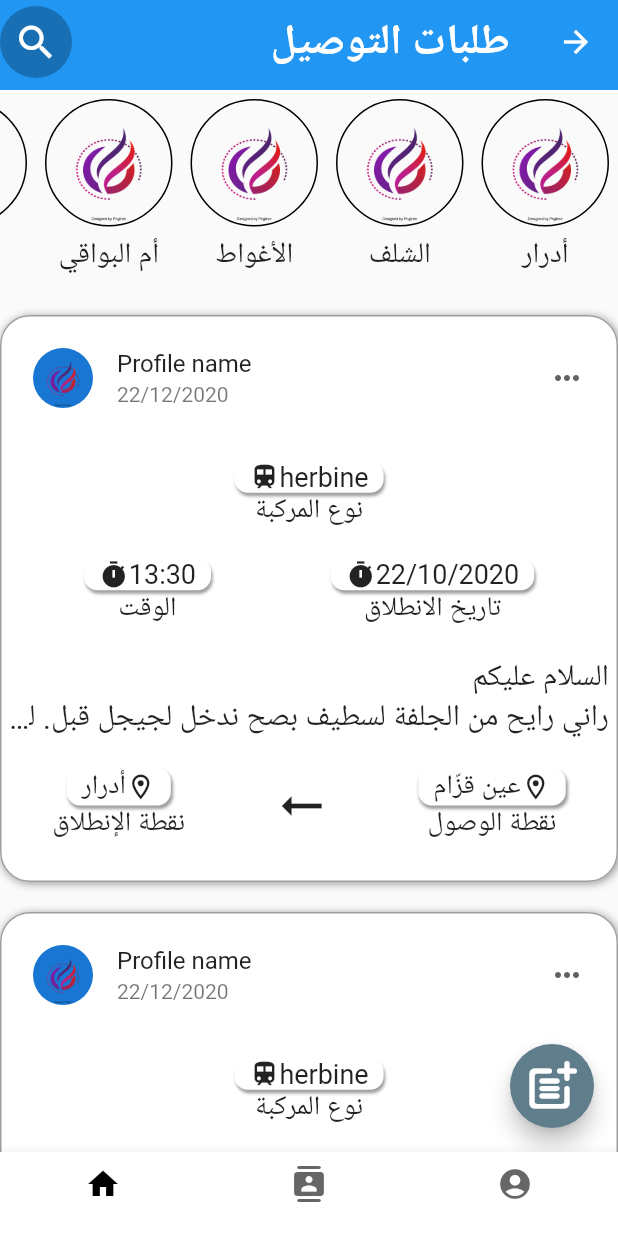
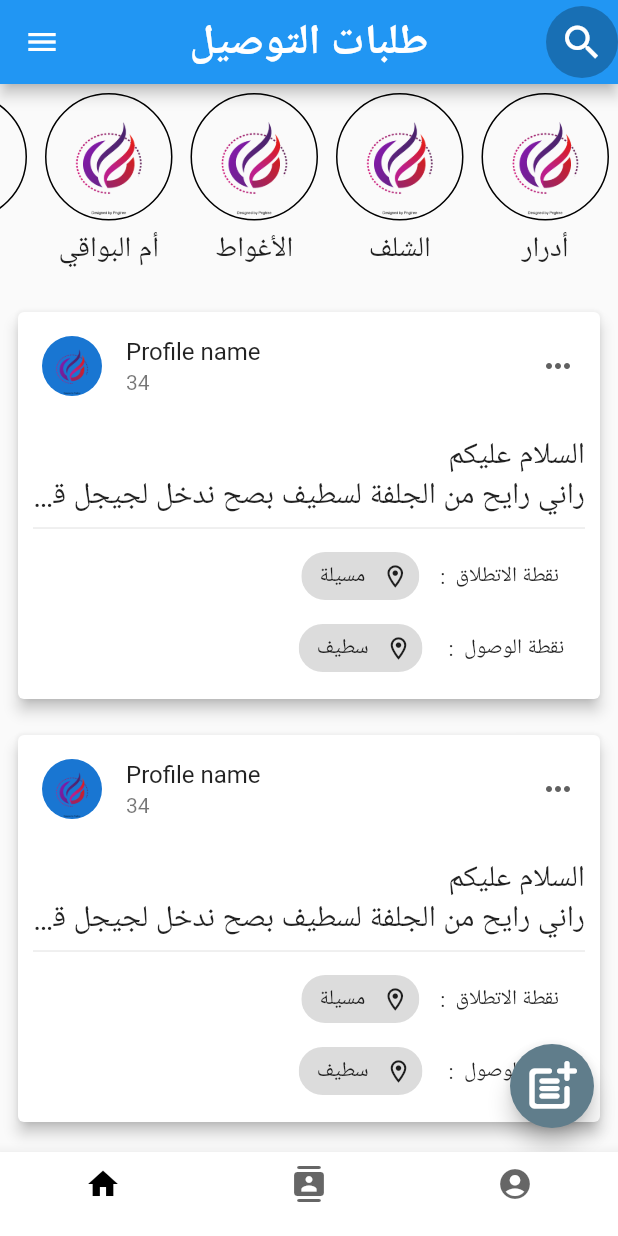
Before and after one commit to aymen-adj/2_cpi_Project, a Flutter app: the Home screen opened directly, in the side drawer, after a tap on the "keyboard control" icon, on a phone screen of 412 x 824 dp. Run offline on Flutter 3.47's test engine with Material 2 defaults, Android fonts, the phone set to English and light mode, and no system bars; our stand-ins replace firebase_auth, firebase_core; missing offline and left inert: mysql1; accounts and stored records are empty.

Commit message:
refactor post

```diff
--- a/lib/components/DialogFiler.dart
+++ b/lib/components/DialogFiler.dart
@@ -1,9 +1,12 @@
 import 'package:flutter/material.dart';
 import 'package:ii_cpi_project/constantes/Constants.dart';
-import 'package:ii_cpi_project/components/appbar.dart';
 import 'package:ii_cpi_project/components/SearchFiler.dart';
 
 class DialogFilter extends StatefulWidget {
+  static List<String> traget = [null, null];
+  static String vehicule;
+  static DateTime date;
+
   @override
   _DialogFilterState createState() => _DialogFilterState();
 }
@@ -14,7 +17,7 @@ class _DialogFilterState extends State<DialogFilter> {
     DateTime date = await showDatePicker(
       context: context,
       initialDate: pickedDate,
-      firstDate: DateTime(DateTime.now().year),
+      firstDate: DateTime(DateTime.now().day),
       lastDate: DateTime(DateTime.now().year + 1),
     );
 
@@ -69,8 +72,10 @@ class _DialogFilterState extends State<DialogFilter> {
                 ElevatedButton(
                   child: Text("بحث"),
                   onPressed: () {
-                    print(HomeAppBar.traget);
-                    print(HomeAppBar.vehicule);
+                    print(DialogFilter.traget);
+                    print(DialogFilter.vehicule);
+                    DialogFilter.date = pickedDate;
+                    print(DialogFilter.date);
                   },
                 ),
               ],
--- a/lib/components/Drawer.dart
+++ b/lib/components/Drawer.dart
@@ -12,13 +12,22 @@ class MyDrawer extends StatelessWidget {
         )),
         child: ListView(
           children: <Widget>[
-            DrawerHeader(
-              child: Image.asset('images/logo.png'),
-              decoration: BoxDecoration(
-                  borderRadius: BorderRadius.vertical(
-                bottom: Radius.elliptical(500, 150),
-              )),
-            ),
+            Center(
+                child: DrawerHeader(
+              child: Column(
+                children: [
+                  CircleAvatar(
+                    backgroundImage: AssetImage('images/avatar.jpg'),
+                    radius: 50,
+                  ),
+                  Text(
+                    'Mosbah Aymen',
+                    style: TextStyle(
+                        fontFamily: 'Amiri', fontWeight: FontWeight.bold),
+                  )
+                ],
+              ),
+            )),
             DrawerItem(
               title: 'Find My Location',
               icon: Icons.location_on_outlined,
@@ -36,29 +45,15 @@ class MyDrawer extends StatelessWidget {
               icon: Icons.settings,
             ),
             DrawerItem(
-              title: 'Help',
-              icon: Icons.help_outline_rounded,
+              title: 'Log Out',
+              icon: Icons.logout,
             ),
-            Center(
-              child: UserAccountsDrawerHeader(
-                decoration: BoxDecoration(color: Colors.transparent),
-                accountName: Text(
-                  'Mosbah Aymen',
-                  style: TextStyle(
-                      fontSize: 18,
-                      fontFamily: 'Amiri',
-                      fontWeight: FontWeight.bold),
-                ),
-                currentAccountPicture: CircleAvatar(
-                    backgroundImage: AssetImage('images/avatar.jpg')),
-                accountEmail: Text(
-                  'mosbah.avion12345@gmail.com',
-                  style: TextStyle(
-                      fontSize: 18,
-                      fontFamily: 'Amiri',
-                      fontWeight: FontWeight.bold),
-                ),
-              ),
+            DrawerHeader(
+              child: Image.asset('images/logo.png'),
+              decoration: BoxDecoration(
+                  borderRadius: BorderRadius.vertical(
+                bottom: Radius.elliptical(500, 150),
+              )),
             ),
           ],
         ),
--- a/lib/components/Post.dart
+++ b/lib/components/Post.dart
@@ -1,33 +1,12 @@
 import 'package:flutter/material.dart';
 import 'package:ii_cpi_project/components/Chips.dart';
 import 'package:ii_cpi_project/components/CustomContainer.dart';
+import 'package:ii_cpi_project/models/postClass.dart';
 import 'package:ii_cpi_project/screens/Profile.dart';
 
 class Post extends StatefulWidget {
-  final userId;
-  final postID;
-  final postingDate;
-  final Image image;
-  final List trajet;
-  final String vehicule;
-  final String description;
-  final postType;
-  final String date;
-  final String phoneNumber;
-  final time;
-  Post({
-    @required this.userId,
-    @required this.postID,
-    this.description,
-    this.image,
-    this.date,
-    this.time,
-    @required this.postingDate,
-    @required this.postType,
-    this.trajet,
-    this.phoneNumber,
-    this.vehicule,
-  });
+  final PostClass post;
+  Post({@required this.post});
   @override
   _PostState createState() => _PostState();
 }
@@ -38,34 +17,11 @@ class _PostState extends State<Post> {
   bool trajetIsDetailed = false;
   @override
   Widget build(BuildContext context) {
-    return SliverToBoxAdapter(
-      child: Expanded(
+    return Padding(
+      padding: const EdgeInsets.all(8.0),
+      child: Card(
+        elevation: 4,
         child: Container(
-          //height: 300,
-          width: double.infinity,
-          margin: EdgeInsets.symmetric(vertical: 10),
-          padding: EdgeInsets.all(5),
-          decoration: BoxDecoration(
-            boxShadow: [
-              BoxShadow(
-                color: Colors.grey,
-                offset: const Offset(
-                  1.0,
-                  0.9,
-                ),
-                blurRadius: 4.0,
-                spreadRadius: 0.0,
-              ), //BoxShadow
-              BoxShadow(
-                color: Colors.white,
-                offset: const Offset(0.0, 0.0),
-                blurRadius: 0.0,
-                spreadRadius: 0.0,
-              ), //BoxShadow
-            ],
-            border: Border.all(color: Colors.grey),
-            borderRadius: BorderRadius.circular(20),
-          ),
           child: Column(
             children: [
               ListTile(
@@ -73,9 +29,9 @@ class _PostState extends State<Post> {
                   child: Image.asset('images/logo.png'),
                 ),
                 title: Text(userName),
-                subtitle: Text(widget.postingDate == null
+                subtitle: Text(widget.post.postingDate == null
                     ? 'Just now'
-                    : widget.postingDate.toString()),
+                    : widget.post.postingDate.toString()),
                 trailing: DropdownButton(
                   underline: Container(
                     width: 1,
@@ -102,50 +58,9 @@ class _PostState extends State<Post> {
                 },
               ),
               Container(
+                padding: EdgeInsets.all(10),
                 child: Column(
                   children: [
-                    Container(
-                      height: 150,
-                      // width: double.infinity,
-                      padding: EdgeInsets.all(10),
-                      child: Column(
-                        mainAxisAlignment: MainAxisAlignment.spaceAround,
-                        crossAxisAlignment: CrossAxisAlignment.center,
-                        textDirection: TextDirection.rtl,
-                        children: [
-                          Row(
-                            mainAxisAlignment: MainAxisAlignment.spaceAround,
-                            children: [
-                              CustomContainer(
-                                text: widget.vehicule.toString(),
-                                icon: Icons.train_rounded,
-                                subtitle: 'نوع المركبة',
-                              ),
-                              // CustomContainer(
-                              //   icon: Icons.phone,
-                              //   text: '${widget.phoneNumber}',
-                              //   subtitle: 'رقم الهاتف',
-                              // )
-                            ],
-                          ),
-                          Row(
-                            mainAxisAlignment: MainAxisAlignment.spaceAround,
-                            children: [
-                              CustomContainer(
-                                icon: Icons.timer,
-                                text: widget.time,
-                                subtitle: 'الوقت',
-                              ),
-                              CustomContainer(
-                                icon: Icons.timer,
-                                text: widget.date,
-                                subtitle: 'تاريخ الانطلاق',
-                              ),
-                            ],
-                          ),
-                        ],
-                      ),
-                    ),
                     Container(
                       width: double.infinity,
                       child: GestureDetector(
@@ -157,7 +72,7 @@ class _PostState extends State<Post> {
                           });
                         },
                         child: Text(
-                          widget.description,
+                          widget.post.description,
                           style: TextStyle(fontSize: 20),
                           textDirection: TextDirection.rtl,
                           maxLines: maxlines,
@@ -168,6 +83,49 @@ class _PostState extends State<Post> {
                         ),
                       ),
                     ),
+                    // Container(
+                    //   height: 150,
+                    //   // width: double.infinity,
+                    //   padding: EdgeInsets.all(10),
+                    //   child: Column(
+                    //     mainAxisAlignment: MainAxisAlignment.spaceAround,
+                    //     crossAxisAlignment: CrossAxisAlignment.center,
+                    //     textDirection: TextDirection.rtl,
+                    //     children: [
+                    //       Row(
+                    //         mainAxisAlignment: MainAxisAlignment.spaceAround,
+                    //         children: [
+                    //           CustomContainer(
+                    //             text: widget.post.vehicule.toString(),
+                    //             icon: Icons.train_rounded,
+                    //             subtitle: 'نوع المركبة',
+                    //           ),
+                    //           CustomContainer(
+                    //             icon: Icons.phone,
+                    //             text: '${widget.post.phoneNumber}',
+                    //             subtitle: 'رقم الهاتف',
+                    //           )
+                    //         ],
+                    //       ),
+                    //       Row(
+                    //         mainAxisAlignment: MainAxisAlignment.spaceAround,
+                    //         children: [
+                    //           CustomContainer(
+                    //             icon: Icons.timer,
+                    //             text: widget.post.time,
+                    //             subtitle: 'الوقت',
+                    //           ),
+                    //           CustomContainer(
+                    //             icon: Icons.timer,
+                    //             text: widget.post.date,
+                    //             subtitle: 'تاريخ الانطلاق',
+                    //           ),
+                    //         ],
+                    //       ),
+                    //     ],
+                    //   ),
+                    // ),
+                    Divider(),
                     Directionality(
                       textDirection: TextDirection.rtl,
                       child: GestureDetector(
@@ -178,10 +136,10 @@ class _PostState extends State<Post> {
                         },
                         child: trajetIsDetailed
                             ? DetailedTrajet(
-                                trajet: widget.trajet,
+                                trajet: widget.post.trajet,
                               )
                             : TrajetContainer(
-                                trajet: widget.trajet,
+                                trajet: widget.post.trajet,
                               ),
                       ),
                     ),
@@ -203,25 +161,32 @@ class TrajetContainer extends StatelessWidget {
   @override
   Widget build(BuildContext context) {
     return Container(
-      margin: EdgeInsets.symmetric(vertical: 20),
-      decoration: BoxDecoration(),
-      child: Row(
+      child: Column(
         mainAxisAlignment: MainAxisAlignment.spaceAround,
         children: [
-          CustomContainer(
-            subtitle: 'نقطة الوصول',
-            text: trajet.last,
-            icon: Icons.location_on_outlined,
+          Row(
+            mainAxisAlignment: MainAxisAlignment.start,
+            children: [
+              Text("     نقطة الاتطلاق  :    "),
+              Chip(
+                label: Text("مسيلة"),
+                avatar: Icon(
+                  Icons.location_on_outlined,
+                ),
+              ),
+            ],
           ),
-          Icon(
-            Icons.arrow_right_alt,
-            size: 40,
-            textDirection: TextDirection.rtl,
-          ),
-          CustomContainer(
-            subtitle: 'نقطة الإنطلاق',
-            text: trajet[0],
-            icon: Icons.location_on_outlined,
+          Row(
+            mainAxisAlignment: MainAxisAlignment.start,
+            children: [
+              Text("    نقطة الوصول  :     "),
+              Chip(
+                label: Text("سطيف"),
+                avatar: Icon(
+                  Icons.location_on_outlined,
+                ),
+              ),
+            ],
           ),
         ],
       ),
--- a/lib/components/SearchFiler.dart
+++ b/lib/components/SearchFiler.dart
@@ -1,5 +1,5 @@
 import 'package:flutter/material.dart';
-import 'package:ii_cpi_project/components/appbar.dart';
+import 'package:ii_cpi_project/components/DialogFiler.dart';
 
 class Filter extends StatefulWidget {
   Filter({@required this.dropTitle, @required this.dropdownmenu});
@@ -34,11 +34,11 @@ class _FilterState extends State<Filter> {
                   wilaya = value;
                 });
                 if (widget.dropTitle == "الإنطلاق")
-                  HomeAppBar.traget[0] = wilaya;
+                  DialogFilter.traget[0] = wilaya;
                 else if (widget.dropTitle == "الـوصـول")
-                  HomeAppBar.traget[1] = wilaya;
+                  DialogFilter.traget[1] = wilaya;
                 else
-                  HomeAppBar.vehicule = wilaya;
+                  DialogFilter.vehicule = wilaya;
               },
               items: widget.dropdownmenu,
             ),
--- a/lib/components/appbar.dart
+++ /dev/null
@@ -1,65 +0,0 @@
-import 'package:flutter/material.dart';
-import 'package:flutter/rendering.dart';
-import 'package:ii_cpi_project/constantes/Constants.dart';
-import 'package:ii_cpi_project/components/DialogFiler.dart';
-
-class HomeAppBar extends StatefulWidget {
-  ScrollController scrollController;
-  HomeAppBar({this.scrollController});
-
-  static List<String> traget = [null, null];
-  static String vehicule;
-
-  @override
-  _HomeAppBarState createState() => _HomeAppBarState();
-}
-
-class _HomeAppBarState extends State<HomeAppBar> {
-  String Wilaya;
-  DateTime pickedDate;
-
-  @override
-  void initState() {
-    pickedDate = DateTime.now();
-    super.initState();
-  }
-
-  @override
-  Widget build(BuildContext context) {
-    return Directionality(
-      textDirection: TextDirection.rtl,
-      child: SliverAppBar(
-        centerTitle: false,
-        expandedHeight: 60,
-        title: Text(
-          'طلبات التوصيل',
-          style: TextStyle(
-            color: Colors.white,
-            fontWeight: FontWeight.bold,
-            fontSize: 28,
-          ),
-          textDirection: TextDirection.ltr,
-        ),
-        floating: true,
-        actions: [
-          Container(
-            decoration:
-                BoxDecoration(shape: BoxShape.circle, color: Colors.black26),
-            child: IconButton(
-                icon: Icon(
-                  Icons.search,
-                  size: 30,
-                ),
-                onPressed: () {
-                  showDialog(
-                      context: context,
-                      builder: (_) {
-                        return DialogFilter();
-                      });
-                }),
-          ),
-        ],
-      ),
-    );
-  }
-}
--- a/lib/components/wilayaImage.dart
+++ b/lib/components/wilayaImage.dart
@@ -9,8 +9,7 @@ class WilayatImages extends StatefulWidget {
 class _WilayatImagesState extends State<WilayatImages> {
   @override
   Widget build(BuildContext context) {
-    return SliverToBoxAdapter(
-      child: Container(
+    return Container(
       height: 140,
       child: ListView.builder(
           itemCount: kWilaya.length,
@@ -41,7 +40,6 @@ class _WilayatImagesState extends State<WilayatImages> {
               ),
             );
           }),
-      ),
     );
   }
 }
--- a/lib/constantes/Constants.dart
+++ b/lib/constantes/Constants.dart
@@ -122,14 +122,6 @@ const List<String> kWilayaNumerated = [
   "58 - عين قزّام",
 ];
 
-enum Vehicules {
-  Herbine,
-  DFM,
-  DFSK,
-  DACIA,
-  KANGO,
-}
-
 Map wilayat = kWilaya.asMap();
 
 const List<DropdownMenuItem<String>> vehicles = [
@@ -201,3 +193,6 @@ const List<DropdownMenuItem<String>> kWilayat = [
   DropdownMenuItem(value: "57 - عين صالح", child: Text("57 - عين صالح")),
   DropdownMenuItem(value: "58 - عين قزّام", child: Text("58 - عين قزّام")),
 ];
+
+const bool demande = false;
+const bool offer = true;
--- a/lib/constantes/ListFihaDesPostsNsayiwBihom.dart
+++ b/lib/constantes/ListFihaDesPostsNsayiwBihom.dart
@@ -2,47 +2,43 @@ import 'package:flutter/material.dart';
 import 'package:ii_cpi_project/components/Post.dart';
 import 'package:ii_cpi_project/components/wilayaImage.dart';
 import 'package:ii_cpi_project/constantes/Constants.dart';
+import 'package:ii_cpi_project/models/postClass.dart';
+
+PostClass firstPostClass = PostClass(
+  postID: 20,
+  postingDate: duration.inHours,
+  postType: demande,
+  userId: 244,
+  vehicule: 'herbine',
+  trajet: kWilayaNumerated.sublist(10, 20),
+  date: '22/10/2020',
+  time: '13:30',
+  phoneNumber: '0540047893',
+  description: 'السلام عليكم \n'
+      'راني رايح من الجلفة لسطيف بصح ندخل لجيجل قبل. لي محتاج اي حاجة يعيطلي في التيليفون , رقم الهاتف راه واضح عندكم صحاب التطبيق هذا سهلولكم كلش ',
+);
+
+DateTime doka = DateTime.now();
+
+DateTime kbel = DateTime.parse('2021-05-21');
+
+Duration duration = doka.difference(kbel);
 
 List<Widget> Posts = [
-  Center(),
   WilayatImages(),
   Post(
-    postID: 20,
-    postingDate: '22/12/2020',
-    postType: 0,
-    userId: 244,
-    vehicule: 'herbine',
-    trajet: kWilaya,
-    date: '22/10/2020',
-    time: '13:30',
-    phoneNumber: '0540047893',
-    description: 'السلام عليكم \n'
-        'راني رايح من الجلفة لسطيف بصح ندخل لجيجل قبل. لي محتاج اي حاجة يعيطلي في التيليفون , رقم الهاتف راه واضح عندكم صحاب التطبيق هذا سهلولكم كلش ',
+    post: firstPostClass,
   ),
   Post(
-    postID: 20,
-    postingDate: '22/12/2020',
-    postType: 0,
-    userId: 244,
-    vehicule: 'herbine',
-    trajet: kWilaya,
-    date: '22/10/2020',
-    time: '13:30',
-    phoneNumber: '0540047893',
-    description: 'السلام عليكم \n'
-        'راني رايح من الجلفة لسطيف بصح ندخل لجيجل قبل. لي محتاج اي حاجة يعيطلي في التيليفون , رقم الهاتف راه واضح عندكم صحاب التطبيق هذا سهلولكم كلش ',
+    post: firstPostClass,
   ),
   Post(
-    postID: 20,
-    postingDate: '22/12/2020',
-    postType: 0,
-    userId: 244,
-    vehicule: 'herbine',
-    trajet: kWilaya,
-    date: '22/10/2020',
-    time: '13:30',
-    phoneNumber: '0540047893',
-    description: 'السلام عليكم \n'
-        'راني رايح من الجلفة لسطيف بصح ندخل لجيجل قبل. لي محتاج اي حاجة يعيطلي في التيليفون , رقم الهاتف راه واضح عندكم صحاب التطبيق هذا سهلولكم كلش ',
+    post: firstPostClass,
+  ),
+  Post(
+    post: firstPostClass,
+  ),
+  Post(
+    post: firstPostClass,
   ),
 ];
--- a/lib/main.dart
+++ b/lib/main.dart
@@ -2,6 +2,7 @@ import 'package:firebase_core/firebase_core.dart';
 import 'package:flutter/material.dart';
 import 'package:ii_cpi_project/screens/CreateDemande.dart';
 import 'package:ii_cpi_project/screens/CreateOffer.dart';
+import 'package:ii_cpi_project/screens/Home.dart';
 import 'package:ii_cpi_project/screens/Profile.dart';
 import 'package:ii_cpi_project/screens/Sign%20up.dart';
 import 'package:ii_cpi_project/screens/log_in.dart';
@@ -14,7 +15,7 @@ void main() async {
       // theme: ThemeData.dark(),
       debugShowCheckedModeBanner: false,
       routes: {
-        '/': (context) => CreateOffer(),
+        '/': (context) => Home(),
         ProfileScreen.id: (context) => ProfileScreen(),
         CreateOffer.id: (context) => CreateOffer(),
         CreateDemande.id: (context) => CreateDemande(),
--- /dev/null
+++ b/lib/models/postClass.dart
@@ -0,0 +1,28 @@
+import 'package:flutter/material.dart';
+
+class PostClass {
+  final userId;
+  final postID;
+  final postingDate;
+  final Image image;
+  final List trajet;
+  final String vehicule;
+  final String description;
+  final bool postType;
+  final String date;
+  final String phoneNumber;
+  final time;
+  PostClass({
+    @required this.userId,
+    @required this.postID,
+    this.description = '',
+    this.image,
+    this.date,
+    this.time,
+    @required this.postingDate,
+    @required this.postType,
+    this.trajet,
+    this.phoneNumber,
+    this.vehicule,
+  });
+}
--- a/lib/screens/CreateOffer.dart
+++ b/lib/screens/CreateOffer.dart
@@ -148,7 +148,7 @@ class _CreateOfferState extends State<CreateOffer> {
     DateTime date = await showDatePicker(
       context: context,
       initialDate: pickedDate,
-      firstDate: DateTime(DateTime.now().year),
+      firstDate: DateTime(DateTime.now().day),
       lastDate: DateTime(DateTime.now().year + 1),
     );
 
--- a/lib/screens/Home.dart
+++ b/lib/screens/Home.dart
@@ -92,6 +92,7 @@ class _HomeState extends State<Home> {
 */
 import 'package:flutter/cupertino.dart';
 import 'package:flutter/material.dart';
+import 'package:ii_cpi_project/components/DialogFiler.dart';
 import 'package:ii_cpi_project/components/Drawer.dart';
 import 'package:ii_cpi_project/screens/Demandes.dart';
 import 'package:ii_cpi_project/screens/Offers.dart';
@@ -120,6 +121,36 @@ class _HomeState extends State<Home> {
     final textTheme = Theme.of(context).textTheme; /**/
     return SafeArea(
       child: Scaffold(
+        appBar: AppBar(
+          centerTitle: true,
+          title: Text(
+            'طلبات التوصيل',
+            style: TextStyle(
+              color: Colors.white,
+              fontWeight: FontWeight.bold,
+              fontSize: 28,
+            ),
+            textDirection: TextDirection.ltr,
+          ),
+          actions: [
+            Container(
+              decoration:
+                  BoxDecoration(shape: BoxShape.circle, color: Colors.black26),
+              child: IconButton(
+                  icon: Icon(
+                    Icons.search,
+                    size: 30,
+                  ),
+                  onPressed: () {
+                    showDialog(
+                        context: context,
+                        builder: (_) {
+                          return DialogFilter();
+                        });
+                  }),
+            ),
+          ],
+        ),
         drawer: MyDrawer(),
         body: pages[_currentIndex],
         bottomNavigationBar: BottomNavigationBar(
--- a/lib/screens/Offers.dart
+++ b/lib/screens/Offers.dart
@@ -1,6 +1,5 @@
 import 'package:flutter/cupertino.dart';
 import 'package:flutter/material.dart';
-import 'package:ii_cpi_project/components/appbar.dart';
 import 'package:ii_cpi_project/constantes/Colors.dart';
 import 'package:ii_cpi_project/constantes/ListFihaDesPostsNsayiwBihom.dart';
 import 'package:ii_cpi_project/screens/CreateOffer.dart';
@@ -15,9 +14,6 @@ class Offers extends StatefulWidget {
 class _OffersState extends State<Offers> {
   @override
   Widget build(BuildContext context) {
-    Posts[0] = HomeAppBar(
-      scrollController: widget.scrollController,
-    );
     return Scaffold(
         floatingActionButton: FloatingActionButton(
             backgroundColor: ActiveColor,
@@ -31,10 +27,10 @@ class _OffersState extends State<Offers> {
                 Navigator.pushNamed(context, CreateOffer.id);
               });
             }),
-      body: CustomScrollView(
-        controller: widget.scrollController,
-        slivers: Posts,
-      ),
-    );
+        body: ListView.builder(
+            itemCount: Posts.length,
+            itemBuilder: (context, i) {
+              return Posts[i];
+            }));
   }
 }
```
Lines whose indentation alone changed are shown as unchanged.
